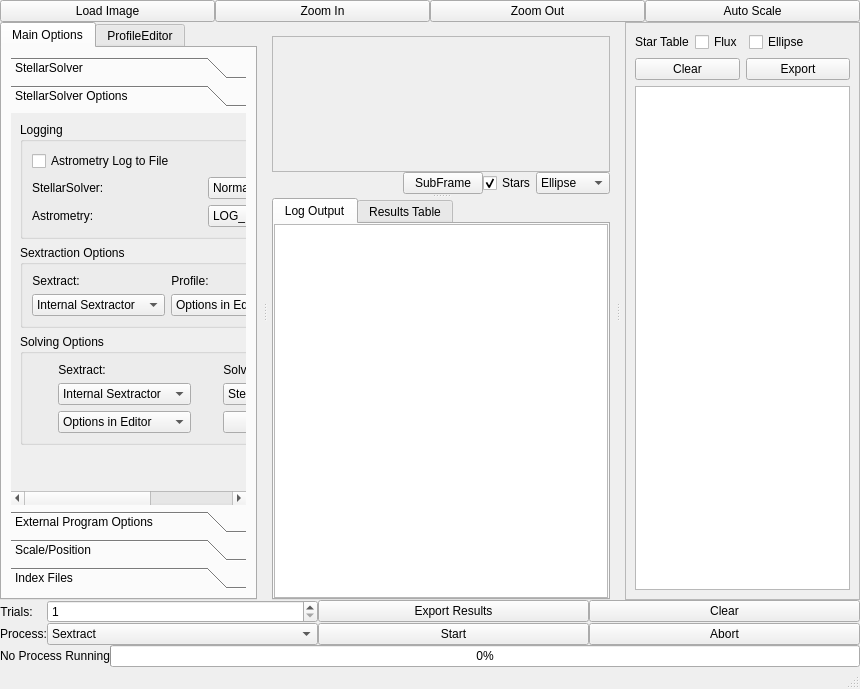
Before: the Qt Designer form tester/mainwindow.ui in rlancaste/stellarsolver, drawn with Qt 5.
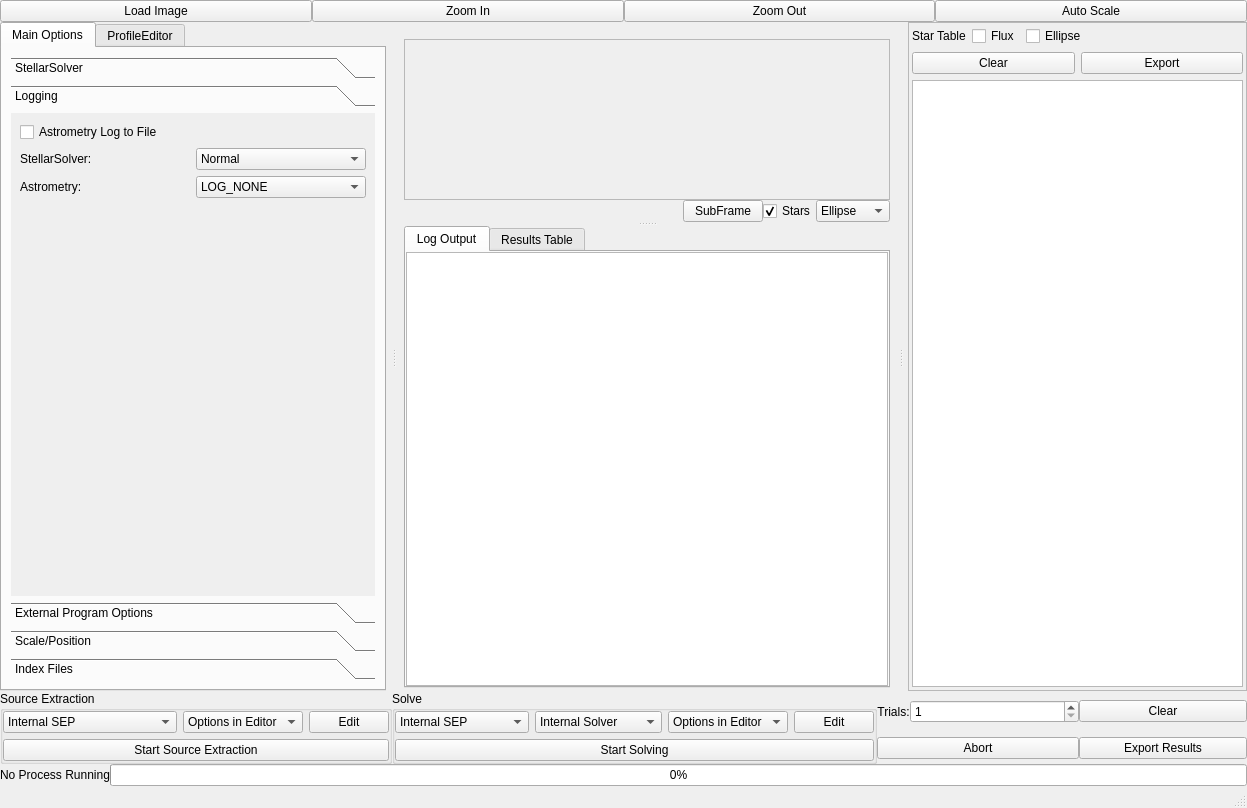
After: the same form once the commit is applied. The open tabs and pages were chosen to show the change. Icons and pictures are not drawn. Custom widgets are drawn as their Qt base class.

The edit to the form file:
```diff
--- a/tester/mainwindow.ui
+++ b/tester/mainwindow.ui
@@ -6,8 +6,8 @@
    <rect>
     <x>0</x>
     <y>0</y>
-    <width>860</width>
-    <height>689</height>
+    <width>1247</width>
+    <height>808</height>
    </rect>
   </property>
   <property name="font">
@@ -127,8 +127,8 @@
                 <rect>
                  <x>0</x>
                  <y>0</y>
-                 <width>212</width>
-                 <height>306</height>
+                 <width>336</width>
+                 <height>394</height>
                 </rect>
                </property>
                <attribute name="label">
@@ -161,15 +161,22 @@
                 <rect>
                  <x>0</x>
                  <y>0</y>
-                 <width>418</width>
-                 <height>405</height>
+                 <width>336</width>
+                 <height>394</height>
                 </rect>
                </property>
                <attribute name="label">
-                <string>StellarSolver Options</string>
+                <string>Logging</string>
                </attribute>
                <layout class="QGridLayout" name="gridLayout_12">
-                <item row="13" column="0">
+                <item row="3" column="0">
+                 <widget class="QLabel" name="label_59">
+                  <property name="text">
+                   <string>StellarSolver:</string>
+                  </property>
+                 </widget>
+                </item>
+                <item row="19" column="0">
                  <spacer name="verticalSpacer_2">
                   <property name="orientation">
                    <enum>Qt::Vertical</enum>
@@ -182,311 +189,72 @@
                   </property>
                  </spacer>
                 </item>
-                <item row="0" column="0">
-                 <widget class="QGroupBox" name="groupBox">
-                  <property name="title">
-                   <string>Logging</string>
+                <item row="4" column="0">
+                 <widget class="QLabel" name="label_34">
+                  <property name="text">
+                   <string>Astrometry:</string>
                   </property>
-                  <layout class="QGridLayout" name="gridLayout_16">
-                   <item row="1" column="0">
-                    <widget class="QLabel" name="label_59">
-                     <property name="text">
-                      <string>StellarSolver:</string>
-                     </property>
-                    </widget>
-                   </item>
-                   <item row="2" column="0">
-                    <widget class="QLabel" name="label_34">
-                     <property name="text">
-                      <string>Astrometry:</string>
-                     </property>
-                    </widget>
-                   </item>
-                   <item row="1" column="1">
-                    <widget class="QComboBox" name="stellarSolverLogLevel">
-                     <property name="currentIndex">
-                      <number>1</number>
-                     </property>
-                     <item>
-                      <property name="text">
-                       <string>None</string>
-                      </property>
-                     </item>
-                     <item>
-                      <property name="text">
-                       <string>Normal</string>
-                      </property>
-                     </item>
-                     <item>
-                      <property name="text">
-                       <string>Verbose</string>
-                      </property>
-                     </item>
-                    </widget>
-                   </item>
-                   <item row="2" column="1">
-                    <widget class="QComboBox" name="logLevel">
-                     <property name="currentIndex">
-                      <number>0</number>
-                     </property>
-                     <item>
-                      <property name="text">
-                       <string>LOG_NONE</string>
-                      </property>
-                     </item>
-                     <item>
-                      <property name="text">
-                       <string>LOG_ERROR</string>
-                      </property>
-                     </item>
-                     <item>
-                      <property name="text">
-                       <string>LOG_MSG</string>
-                      </property>
-                     </item>
-                     <item>
-                      <property name="text">
-                       <string>LOG_VERB</string>
-                      </property>
-                     </item>
-                     <item>
-                      <property name="text">
-                       <string>LOG_ALL</string>
-                      </property>
-                     </item>
-                    </widget>
-                   </item>
-                   <item row="0" column="0" colspan="2">
-                    <widget class="QCheckBox" name="logToFile">
-                     <property name="text">
-                      <string>Astrometry Log to File</string>
-                     </property>
-                    </widget>
-                   </item>
-                  </layout>
                  </widget>
                 </item>
-                <item row="11" column="0">
-                 <widget class="QGroupBox" name="groupBox_2">
-                  <property name="title">
-                   <string>Sextraction Options</string>
+                <item row="4" column="1">
+                 <widget class="QComboBox" name="logLevel">
+                  <property name="currentIndex">
+                   <number>0</number>
                   </property>
-                  <layout class="QGridLayout" name="gridLayout_18">
-                   <item row="1" column="2">
-                    <widget class="QComboBox" name="sextractionProfile">
-                     <property name="sizePolicy">
-                      <sizepolicy hsizetype="Preferred" vsizetype="Fixed">
-                       <horstretch>0</horstretch>
-                       <verstretch>0</verstretch>
-                      </sizepolicy>
-                     </property>
-                     <property name="currentIndex">
-                      <number>0</number>
-                     </property>
-                     <item>
-                      <property name="text">
-                       <string>Options in Editor</string>
-                      </property>
-                     </item>
-                     <item>
-                      <property name="text">
-                       <string>Default Options</string>
-                      </property>
-                     </item>
-                    </widget>
-                   </item>
-                   <item row="1" column="1">
-                    <widget class="QComboBox" name="sextractorTypeForSextraction">
-                     <item>
-                      <property name="text">
-                       <string>Internal Sextractor</string>
-                      </property>
-                     </item>
-                     <item>
-                      <property name="text">
-                       <string>External Sextractor</string>
-                      </property>
-                     </item>
-                    </widget>
-                   </item>
-                   <item row="0" column="1">
-                    <widget class="QLabel" name="label_69">
-                     <property name="sizePolicy">
-                      <sizepolicy hsizetype="Fixed" vsizetype="Preferred">
-                       <horstretch>0</horstretch>
-                       <verstretch>0</verstretch>
-                      </sizepolicy>
-                     </property>
-                     <property name="maximumSize">
-                      <size>
-                       <width>16777215</width>
-                       <height>15</height>
-                      </size>
-                     </property>
-                     <property name="text">
-                      <string>Sextract:</string>
-                     </property>
-                     <property name="alignment">
-                      <set>Qt::AlignCenter</set>
-                     </property>
-                    </widget>
-                   </item>
-                   <item row="0" column="2">
-                    <widget class="QLabel" name="label_68">
-                     <property name="sizePolicy">
-                      <sizepolicy hsizetype="Fixed" vsizetype="Preferred">
-                       <horstretch>0</horstretch>
-                       <verstretch>0</verstretch>
-                      </sizepolicy>
-                     </property>
-                     <property name="maximumSize">
-                      <size>
-                       <width>16777215</width>
-                       <height>15</height>
-                      </size>
-                     </property>
-                     <property name="text">
-                      <string>Profile:</string>
-                     </property>
-                     <property name="alignment">
-                      <set>Qt::AlignCenter</set>
-                     </property>
-                    </widget>
-                   </item>
-                   <item row="1" column="3">
-                    <widget class="QPushButton" name="editSextractorProfile">
-                     <property name="text">
-                      <string>Edit</string>
-                     </property>
-                    </widget>
-                   </item>
-                  </layout>
+                  <item>
+                   <property name="text">
+                    <string>LOG_NONE</string>
+                   </property>
+                  </item>
+                  <item>
+                   <property name="text">
+                    <string>LOG_ERROR</string>
+                   </property>
+                  </item>
+                  <item>
+                   <property name="text">
+                    <string>LOG_MSG</string>
+                   </property>
+                  </item>
+                  <item>
+                   <property name="text">
+                    <string>LOG_VERB</string>
+                   </property>
+                  </item>
+                  <item>
+                   <property name="text">
+                    <string>LOG_ALL</string>
+                   </property>
+                  </item>
                  </widget>
                 </item>
-                <item row="12" column="0">
-                 <widget class="QGroupBox" name="groupBox_3">
-                  <property name="title">
-                   <string>Solving Options</string>
+                <item row="3" column="1">
+                 <widget class="QComboBox" name="stellarSolverLogLevel">
+                  <property name="currentIndex">
+                   <number>1</number>
                   </property>
-                  <layout class="QGridLayout" name="gridLayout_17">
-                   <item row="3" column="0">
-                    <widget class="QComboBox" name="sextractorTypeForSolving">
-                     <item>
-                      <property name="text">
-                       <string>Internal Sextractor</string>
-                      </property>
-                     </item>
-                     <item>
-                      <property name="text">
-                       <string>External Sextractor</string>
-                      </property>
-                     </item>
-                     <item>
-                      <property name="text">
-                       <string>BuiltIn Sextractor</string>
-                      </property>
-                     </item>
-                    </widget>
-                   </item>
-                   <item row="4" column="0">
-                    <widget class="QComboBox" name="solverProfile">
-                     <property name="sizePolicy">
-                      <sizepolicy hsizetype="Preferred" vsizetype="Fixed">
-                       <horstretch>0</horstretch>
-                       <verstretch>0</verstretch>
-                      </sizepolicy>
-                     </property>
-                     <property name="currentIndex">
-                      <number>0</number>
-                     </property>
-                     <item>
-                      <property name="text">
-                       <string>Options in Editor</string>
-                      </property>
-                     </item>
-                     <item>
-                      <property name="text">
-                       <string>Default Options</string>
-                      </property>
-                     </item>
-                    </widget>
-                   </item>
-                   <item row="4" column="1">
-                    <widget class="QPushButton" name="editSolverProfile">
-                     <property name="text">
-                      <string>Edit</string>
-                     </property>
-                    </widget>
-                   </item>
-                   <item row="0" column="0">
-                    <widget class="QLabel" name="label_70">
-                     <property name="sizePolicy">
-                      <sizepolicy hsizetype="Fixed" vsizetype="Preferred">
-                       <horstretch>0</horstretch>
-                       <verstretch>0</verstretch>
-                      </sizepolicy>
-                     </property>
-                     <property name="maximumSize">
-                      <size>
-                       <width>16777215</width>
-                       <height>15</height>
-                      </size>
-                     </property>
-                     <property name="text">
-                      <string>Sextract:</string>
-                     </property>
-                     <property name="alignment">
-                      <set>Qt::AlignCenter</set>
-                     </property>
-                    </widget>
-                   </item>
-                   <item row="3" column="1">
-                    <widget class="QComboBox" name="solverType">
-                     <item>
-                      <property name="text">
-                       <string>StellarSolver</string>
-                      </property>
-                     </item>
-                     <item>
-                      <property name="text">
-                       <string>Local Astrometry</string>
-                      </property>
-                     </item>
-                     <item>
-                      <property name="text">
-                       <string>Local ASTAP</string>
-                      </property>
-                     </item>
-                     <item>
-                      <property name="text">
-                       <string>Online Astrometry</string>
-                      </property>
-                     </item>
-                    </widget>
-                   </item>
-                   <item row="0" column="1">
-                    <widget class="QLabel" name="label_72">
-                     <property name="sizePolicy">
-                      <sizepolicy hsizetype="Fixed" vsizetype="Preferred">
-                       <horstretch>0</horstretch>
-                       <verstretch>0</verstretch>
-                      </sizepolicy>
-                     </property>
-                     <property name="maximumSize">
-                      <size>
-                       <width>16777215</width>
-                       <height>15</height>
-                      </size>
-                     </property>
-                     <property name="text">
-                      <string>Solve:</string>
-                     </property>
-                     <property name="alignment">
-                      <set>Qt::AlignCenter</set>
-                     </property>
-                    </widget>
-                   </item>
-                  </layout>
+                  <item>
+                   <property name="text">
+                    <string>None</string>
+                   </property>
+                  </item>
+                  <item>
+                   <property name="text">
+                    <string>Normal</string>
+                   </property>
+                  </item>
+                  <item>
+                   <property name="text">
+                    <string>Verbose</string>
+                   </property>
+                  </item>
+                 </widget>
+                </item>
+                <item row="0" column="0" colspan="2">
+                 <widget class="QCheckBox" name="logToFile">
+                  <property name="text">
+                   <string>Astrometry Log to File</string>
+                  </property>
                  </widget>
                 </item>
                </layout>
@@ -496,8 +264,8 @@
                 <rect>
                  <x>0</x>
                  <y>0</y>
-                 <width>394</width>
-                 <height>356</height>
+                 <width>336</width>
+                 <height>394</height>
                 </rect>
                </property>
                <attribute name="label">
@@ -678,8 +446,8 @@
                 <rect>
                  <x>0</x>
                  <y>0</y>
-                 <width>394</width>
-                 <height>306</height>
+                 <width>336</width>
+                 <height>394</height>
                 </rect>
                </property>
                <attribute name="label">
@@ -796,8 +564,8 @@
                 <rect>
                  <x>0</x>
                  <y>0</y>
-                 <width>394</width>
-                 <height>338</height>
+                 <width>336</width>
+                 <height>394</height>
                 </rect>
                </property>
                <attribute name="label">
@@ -1319,8 +1087,8 @@
                 <rect>
                  <x>0</x>
                  <y>0</y>
-                 <width>394</width>
-                 <height>228</height>
+                 <width>336</width>
+                 <height>300</height>
                 </rect>
                </property>
                <attribute name="label">
@@ -1352,7 +1120,7 @@
                     <rect>
                      <x>0</x>
                      <y>0</y>
-                     <width>392</width>
+                     <width>334</width>
                      <height>311</height>
                     </rect>
                    </property>
@@ -1650,6 +1418,18 @@
       </widget>
       <widget class="QWidget" name="widget_3" native="true">
        <layout class="QVBoxLayout" name="verticalLayout_6">
+        <property name="leftMargin">
+         <number>3</number>
+        </property>
+        <property name="topMargin">
+         <number>3</number>
+        </property>
+        <property name="rightMargin">
+         <number>3</number>
+        </property>
+        <property name="bottomMargin">
+         <number>3</number>
+        </property>
         <item>
          <widget class="QSplitter" name="vertSplitter">
           <property name="orientation">
@@ -1689,8 +1469,8 @@
                 <rect>
                  <x>0</x>
                  <y>0</y>
-                 <width>355</width>
-                 <height>111</height>
+                 <width>490</width>
+                 <height>146</height>
                 </rect>
                </property>
                <layout class="QGridLayout" name="gridLayout_2">
@@ -1941,6 +1721,18 @@
         <enum>QFrame::Raised</enum>
        </property>
        <layout class="QVBoxLayout" name="verticalLayout_5">
+        <property name="leftMargin">
+         <number>3</number>
+        </property>
+        <property name="topMargin">
+         <number>3</number>
+        </property>
+        <property name="rightMargin">
+         <number>3</number>
+        </property>
+        <property name="bottomMargin">
+         <number>3</number>
+        </property>
         <item>
          <layout class="QVBoxLayout" name="verticalLayout_3">
           <item>
@@ -2053,8 +1845,90 @@
       <property name="topMargin">
        <number>0</number>
       </property>
-      <item row="4" column="0">
-       <widget class="QLabel" name="label_61">
+      <item row="3" column="4" rowspan="2">
+       <widget class="QGroupBox" name="groupBox_2">
+        <property name="title">
+         <string>Source Extraction</string>
+        </property>
+        <layout class="QGridLayout" name="gridLayout_18">
+         <property name="leftMargin">
+          <number>0</number>
+         </property>
+         <property name="topMargin">
+          <number>0</number>
+         </property>
+         <property name="rightMargin">
+          <number>0</number>
+         </property>
+         <property name="bottomMargin">
+          <number>0</number>
+         </property>
+         <item row="0" column="2">
+          <widget class="QComboBox" name="sextractionProfile">
+           <property name="sizePolicy">
+            <sizepolicy hsizetype="Preferred" vsizetype="Fixed">
+             <horstretch>0</horstretch>
+             <verstretch>0</verstretch>
+            </sizepolicy>
+           </property>
+           <property name="currentIndex">
+            <number>0</number>
+           </property>
+           <item>
+            <property name="text">
+             <string>Options in Editor</string>
+            </property>
+           </item>
+           <item>
+            <property name="text">
+             <string>Default Options</string>
+            </property>
+           </item>
+          </widget>
+         </item>
+         <item row="0" column="3">
+          <widget class="QPushButton" name="editSextractorProfile">
+           <property name="text">
+            <string>Edit</string>
+           </property>
+          </widget>
+         </item>
+         <item row="1" column="1" colspan="3">
+          <widget class="QPushButton" name="startSextraction">
+           <property name="text">
+            <string>Start Source Extraction</string>
+           </property>
+          </widget>
+         </item>
+         <item row="0" column="1">
+          <widget class="QComboBox" name="sextractorTypeForSextraction">
+           <item>
+            <property name="text">
+             <string>Internal SEP</string>
+            </property>
+           </item>
+           <item>
+            <property name="text">
+             <string>Internal SEP w/HFR</string>
+            </property>
+           </item>
+           <item>
+            <property name="text">
+             <string>External SExtractor</string>
+            </property>
+           </item>
+           <item>
+            <property name="text">
+             <string>External SExtractor w/HFR</string>
+            </property>
+           </item>
+          </widget>
+         </item>
+        </layout>
+       </widget>
+      </item>
+      <item row="3" column="6">
+       <widget class="QLabel" name="label_32">
         <property name="sizePolicy">
          <sizepolicy hsizetype="Fixed" vsizetype="Preferred">
           <horstretch>0</horstretch>
@@ -2068,14 +1942,115 @@
          </size>
         </property>
         <property name="text">
-         <string>Process:</string>
+         <string>Trials:</string>
         </property>
         <property name="alignment">
          <set>Qt::AlignCenter</set>
         </property>
        </widget>
       </item>
-      <item row="3" column="1">
+      <item row="3" column="5" rowspan="2">
+       <widget class="QGroupBox" name="groupBox_3">
+        <property name="title">
+         <string>Solve</string>
+        </property>
+        <layout class="QGridLayout" name="gridLayout_17">
+         <property name="leftMargin">
+          <number>0</number>
+         </property>
+         <property name="topMargin">
+          <number>0</number>
+         </property>
+         <property name="rightMargin">
+          <number>0</number>
+         </property>
+         <property name="bottomMargin">
+          <number>0</number>
+         </property>
+         <item row="2" column="2">
+          <widget class="QComboBox" name="solverProfile">
+           <property name="sizePolicy">
+            <sizepolicy hsizetype="Preferred" vsizetype="Fixed">
+             <horstretch>0</horstretch>
+             <verstretch>0</verstretch>
+            </sizepolicy>
+           </property>
+           <property name="currentIndex">
+            <number>0</number>
+           </property>
+           <item>
+            <property name="text">
+             <string>Options in Editor</string>
+            </property>
+           </item>
+           <item>
+            <property name="text">
+             <string>Default Options</string>
+            </property>
+           </item>
+          </widget>
+         </item>
+         <item row="2" column="0">
+          <widget class="QComboBox" name="sextractorTypeForSolving">
+           <item>
+            <property name="text">
+             <string>Internal SEP</string>
+            </property>
+           </item>
+           <item>
+            <property name="text">
+             <string>External SExtractor</string>
+            </property>
+           </item>
+           <item>
+            <property name="text">
+             <string>BuiltIn Method</string>
+            </property>
+           </item>
+          </widget>
+         </item>
+         <item row="2" column="1">
+          <widget class="QComboBox" name="solverType">
+           <item>
+            <property name="text">
+             <string>Internal Solver</string>
+            </property>
+           </item>
+           <item>
+            <property name="text">
+             <string>Local Astrometry</string>
+            </property>
+           </item>
+           <item>
+            <property name="text">
+             <string>Local ASTAP</string>
+            </property>
+           </item>
+           <item>
+            <property name="text">
+             <string>Online Astrometry</string>
+            </property>
+           </item>
+          </widget>
+         </item>
+         <item row="4" column="0" colspan="4">
+          <widget class="QPushButton" name="startSolving">
+           <property name="text">
+            <string>Start Solving</string>
+           </property>
+          </widget>
+         </item>
+         <item row="2" column="3">
+          <widget class="QPushButton" name="editSolverProfile">
+           <property name="text">
+            <string>Edit</string>
+           </property>
+          </widget>
+         </item>
+        </layout>
+       </widget>
+      </item>
+      <item row="3" column="7">
        <widget class="QSpinBox" name="trials">
         <property name="suffix">
          <string/>
@@ -2088,73 +2063,25 @@
         </property>
        </widget>
       </item>
-      <item row="4" column="2">
-       <widget class="QPushButton" name="startProcess_1">
-        <property name="text">
-         <string>Start</string>
-        </property>
-       </widget>
-      </item>
-      <item row="4" column="3">
-       <widget class="QPushButton" name="Abort">
-        <property name="text">
-         <string>Abort</string>
-        </property>
-       </widget>
-      </item>
-      <item row="3" column="3">
+      <item row="3" column="9">
        <widget class="QPushButton" name="ClearResults">
         <property name="text">
          <string>Clear</string>
         </property>
        </widget>
       </item>
-      <item row="3" column="2">
+      <item row="4" column="9">
        <widget class="QPushButton" name="exportResultsTable">
         <property name="text">
          <string>Export Results</string>
         </property>
        </widget>
       </item>
-      <item row="3" column="0">
-       <widget class="QLabel" name="label_32">
-        <property name="sizePolicy">
-         <sizepolicy hsizetype="Fixed" vsizetype="Preferred">
-          <horstretch>0</horstretch>
-          <verstretch>0</verstretch>
-         </sizepolicy>
-        </property>
-        <property name="maximumSize">
-         <size>
-          <width>16777215</width>
-          <height>15</height>
-         </size>
-        </property>
+      <item row="4" column="6" colspan="2">
+       <widget class="QPushButton" name="Abort">
         <property name="text">
-         <string>Trials:</string>
+         <string>Abort</string>
         </property>
-        <property name="alignment">
-         <set>Qt::AlignCenter</set>
-        </property>
-       </widget>
-      </item>
-      <item row="4" column="1">
-       <widget class="QComboBox" name="processType_1">
-        <item>
-         <property name="text">
-          <string>Sextract</string>
-         </property>
-        </item>
-        <item>
-         <property name="text">
-          <string>Sextract wth HFR</string>
-         </property>
-        </item>
-        <item>
-         <property name="text">
-          <string>Solve</string>
-         </property>
-        </item>
        </widget>
       </item>
      </layout>
```
